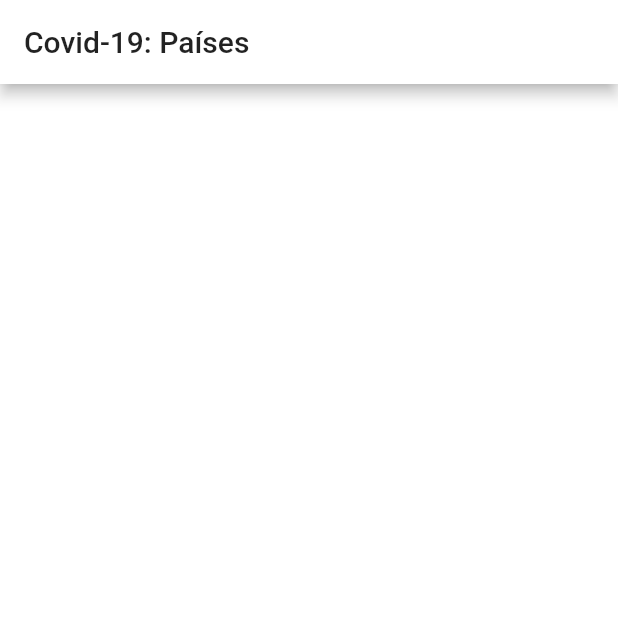
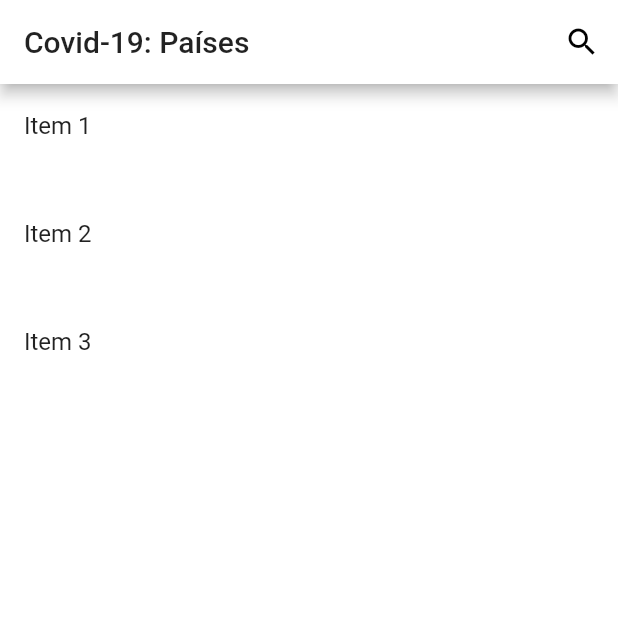
Before and after one commit to smith1996/covid-19-flutter, a Flutter app: the screen it shows after launch, on a phone screen of 412 x 824 dp, the top half of it. Run offline on Flutter 3.47's test engine with Material 2 defaults, Android fonts, the phone set to English and light mode, and no system bars.

```diff
--- a/lib/src/screens/country_list_screen.dart
+++ b/lib/src/screens/country_list_screen.dart
@@ -5,9 +5,47 @@ class CountryListScreen extends StatelessWidget {
   @override
   Widget build(BuildContext context) {
     return Scaffold(
-      appBar: AppBar(
-        title: Text(countryListTitle),
-      ),
+      appBar: _customAppBar(context),
+      body: _countryListView(),
+    );
+  }
+
+  // MARK: - Build custom app bar
+  PreferredSizeWidget _customAppBar(BuildContext context) {
+    return AppBar(
+      title: Text(countryListTitle),
+      centerTitle: false,
+      actions: <Widget>[
+        _searchIconButton(context),
+      ],
+    );
+  }
+
+  // MARK: - Build search icon button
+  IconButton _searchIconButton(BuildContext context) {
+    return IconButton(
+      icon: Icon(Icons.search),
+      onPressed: () {
+        //showSearch(
+        //  context: context, delegate: DataSearch(countries: data), query: '');
+        print('Presiono boton Buscar');
+      },
+    );
+  }
+
+  Widget _countryListView() {
+    return ListView(
+      children: <Widget>[
+        ListTile(
+          title: Text('Item 1'),
+          onTap: () {},
+        ),
+        Divider(),
+        ListTile(title: Text('Item 2')),
+        Divider(),
+        ListTile(title: Text('Item 3')),
+        Divider(),
+      ],
     );
   }
 }
```
Also changed, not shown: lib/src/models/country.dart (added, +14 -0 lines), lib/src/network/api_client.dart (added, +44 -0 lines), lib/src/network/exception.dart (added, +28 -0 lines), lib/src/network/response.dart (added, +16 -0 lines), lib/src/repositories/country_repository.dart (added, +11 -0 lines).
